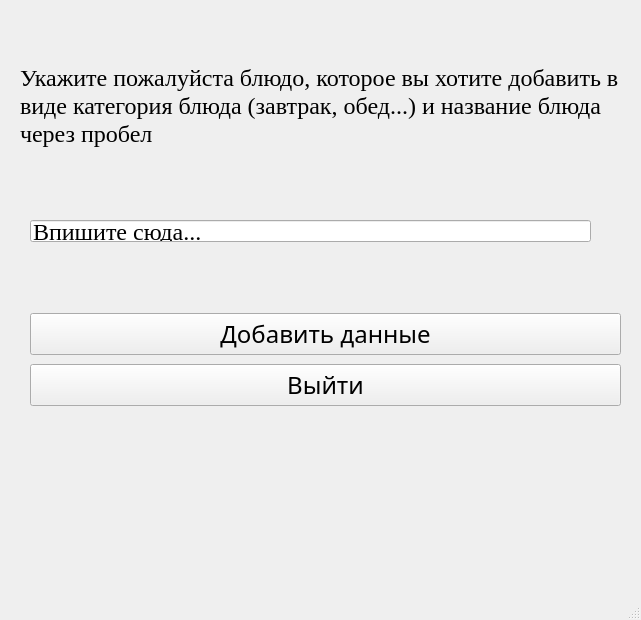
razgonyaevm/YandexProject_Food, file design/add_design.ui: the form before one commit.
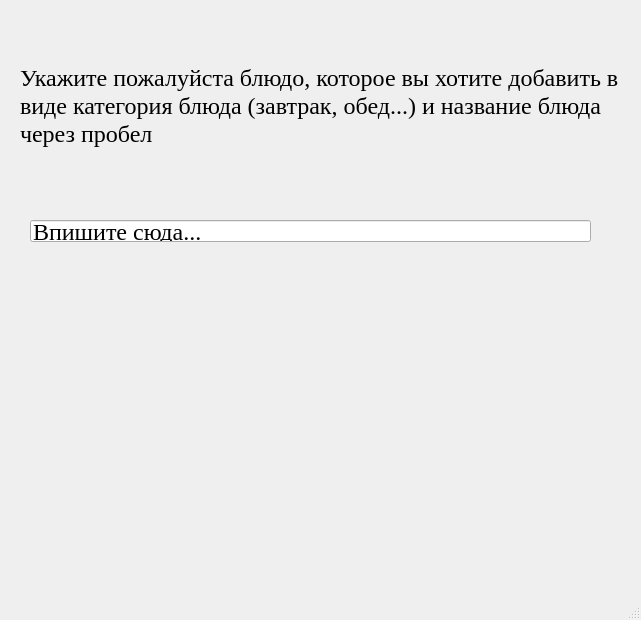
The form after the commit. Icons and pictures are not drawn.

```diff
--- a/design/add_design.ui
+++ b/design/add_design.ui
@@ -20,44 +20,6 @@
    <string>Добавление данных</string>
   </property>
   <widget class="QWidget" name="centralwidget">
-   <widget class="QWidget" name="verticalLayoutWidget">
-    <property name="geometry">
-     <rect>
-      <x>30</x>
-      <y>310</y>
-      <width>591</width>
-      <height>101</height>
-     </rect>
-    </property>
-    <layout class="QVBoxLayout" name="verticalLayout">
-     <item>
-      <widget class="QPushButton" name="add_button">
-       <property name="font">
-        <font>
-         <family>Apple Symbols</family>
-         <pointsize>18</pointsize>
-        </font>
-       </property>
-       <property name="text">
-        <string>Добавить данные</string>
-       </property>
-      </widget>
-     </item>
-     <item>
-      <widget class="QPushButton" name="exit_button">
-       <property name="font">
-        <font>
-         <family>Apple Symbols</family>
-         <pointsize>18</pointsize>
-        </font>
-       </property>
-       <property name="text">
-        <string>Выйти</string>
-       </property>
-      </widget>
-     </item>
-    </layout>
-   </widget>
    <widget class="QLabel" name="label">
     <property name="geometry">
      <rect>
@@ -114,6 +76,89 @@
      <string>Впишите сюда...</string>
     </property>
    </widget>
+   <widget class="QPushButton" name="ok_button">
+    <property name="geometry">
+     <rect>
+      <x>160</x>
+      <y>280</y>
+      <width>71</width>
+      <height>71</height>
+     </rect>
+    </property>
+    <property name="cursor">
+     <cursorShape>PointingHandCursor</cursorShape>
+    </property>
+    <property name="toolTip">
+     <string>Ок</string>
+    </property>
+    <property name="styleSheet">
+     <string notr="true">border-radius: 50px;</string>
+    </property>
+    <property name="text">
+     <string/>
+    </property>
+    <property name="icon">
+     <iconset>
+      <normaloff>../images/ok_icon.png</normaloff>../images/ok_icon.png</iconset>
+    </property>
+    <property name="iconSize">
+     <size>
+      <width>70</width>
+      <height>70</height>
+     </size>
+    </property>
+    <property name="flat">
+     <bool>true</bool>
+    </property>
+   </widget>
+   <widget class="QPushButton" name="pushButton">
+    <property name="geometry">
+     <rect>
+      <x>400</x>
+      <y>280</y>
+      <width>71</width>
+      <height>71</height>
+     </rect>
+    </property>
+    <property name="cursor">
+     <cursorShape>PointingHandCursor</cursorShape>
+    </property>
+    <property name="toolTip">
+     <string>Выход</string>
+    </property>
+    <property name="styleSheet">
+     <string notr="true">border-radius: 50px;</string>
+    </property>
+    <property name="text">
+     <string/>
+    </property>
+    <property name="icon">
+     <iconset>
+      <normaloff>../images/exit_icon.png</normaloff>../images/exit_icon.png</iconset>
+    </property>
+    <property name="iconSize">
+     <size>
+      <width>70</width>
+      <height>70</height>
+     </size>
+    </property>
+    <property name="flat">
+     <bool>true</bool>
+    </property>
+   </widget>
+   <widget class="QLabel" name="label_2">
+    <property name="geometry">
+     <rect>
+      <x>30</x>
+      <y>410</y>
+      <width>161</width>
+      <height>16</height>
+     </rect>
+    </property>
+    <property name="text">
+     <string/>
+    </property>
+   </widget>
   </widget>
   <widget class="QMenuBar" name="menubar">
    <property name="geometry">
```
Left out of the diff: 3 changed lines with no effect on the pictures.
